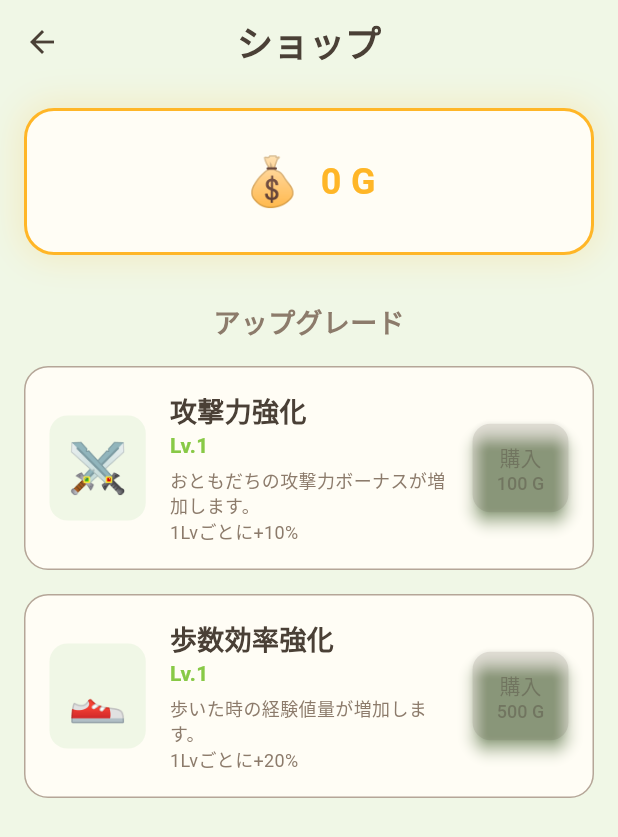
After one commit to Naoki-kubo64/Idle-Egg-Walker, a Flutter app: the screen it shows after launch, after a tap on the "store" icon, on a phone screen of 412 x 824 dp. The commit adds this screen. Shown: the top 837 px of the screen. Run offline on Flutter 3.47's test engine with Material 3 defaults, Android fonts, the phone set to English and light mode, and no system bars; our stand-ins replace flutter_animate, flutter_riverpod, freezed_annotation, google_fonts, permission_handler, shared_preferences; missing offline and left inert: health; generated files the repository leaves out were written again.

Commit message:
feat: ゴールド（通貨）システムとアップグレード（ショップ）機能の実装

```diff
--- a/lib/data/models/player_stats.dart
+++ b/lib/data/models/player_stats.dart
@@ -56,6 +56,16 @@ class PlayerStats with _$PlayerStats {
 
     /// 1日の目標歩数
     @Default(8000) int dailyStepGoal,
+
+    // === 通貨・アップグレード ===
+    /// 所持金 (Gold)
+    @Default(0) int gold,
+
+    /// 攻撃力アップグレードレベル（Lv1 = 1.0倍, Lv2 = 1.1倍...）
+    @Default(1) int attackUpgradeLevel,
+
+    /// 歩数EXPアップグレードレベル（Lv1 = 1.0倍, Lv2 = 1.2倍...）
+    @Default(1) int stepUpgradeLevel,
   }) = _PlayerStats;
 
   factory PlayerStats.fromJson(Map<String, dynamic> json) =>
@@ -80,7 +90,13 @@ class PlayerStats with _$PlayerStats {
   /// おともだちの総攻撃力（タップ時の加算値）
   int get totalAttackPower {
     if (friends.isEmpty) return 0;
-    return friends.fold(0, (sum, monster) => sum + monster.attackPower);
+    final basePower = friends.fold(
+      0,
+      (sum, monster) => sum + monster.attackPower,
+    );
+    // アップグレード補正: Lv1で1.0倍, レベルアップごとに+10%
+    final multiplier = 1.0 + (attackUpgradeLevel - 1) * 0.1;
+    return (basePower * multiplier).toInt();
   }
 
   /// 現在のモンスターが卵かどうか
--- a/lib/presentation/screens/home_screen.dart
+++ b/lib/presentation/screens/home_screen.dart
@@ -13,6 +13,7 @@ import '../widgets/particle_effect.dart';
 import '../widgets/click_effect_overlay.dart';
 import 'dart:math' as math;
 import 'collection_screen.dart';
+import 'upgrade_screen.dart';
 import '../widgets/friend_monster.dart';
 
 /// メインホーム画面
@@ -220,11 +221,12 @@ class _HomeScreenState extends ConsumerState<HomeScreen>
                 color: AppTheme.accentGold,
                 tooltip: '図鑑',
               ),
-              // 設定ボタン
+              // ショップボタン
               IconButton(
-                onPressed: _openSettings,
-                icon: const Icon(Icons.settings_rounded),
-                color: AppTheme.textSecondary,
+                onPressed: _openShop,
+                icon: const Icon(Icons.store_rounded),
+                color: AppTheme.accentPink,
+                tooltip: 'ショップ',
               ),
             ],
           ),
@@ -266,15 +268,11 @@ class _HomeScreenState extends ConsumerState<HomeScreen>
     );
   }
 
-  /// 設定画面を開く
-  void _openSettings() {
-    ScaffoldMessenger.of(context).showSnackBar(
-      SnackBar(
-        content: Text('設定画面は準備中です', style: AppTheme.bodyMedium),
-        backgroundColor: AppTheme.surfaceDark,
-        behavior: SnackBarBehavior.floating,
-        shape: RoundedRectangleBorder(borderRadius: BorderRadius.circular(8)),
-      ),
+  /// ショップ画面を開く
+  void _openShop() {
+    Navigator.push(
+      context,
+      MaterialPageRoute(builder: (context) => const UpgradeScreen()),
     );
   }
 }
--- /dev/null
+++ b/lib/presentation/screens/upgrade_screen.dart
@@ -0,0 +1,204 @@
+import 'package:flutter/material.dart';
+import 'package:flutter_riverpod/flutter_riverpod.dart';
+import '../../core/theme/app_theme.dart';
+import '../../providers/game_notifier.dart';
+
+class UpgradeScreen extends ConsumerWidget {
+  const UpgradeScreen({super.key});
+
+  @override
+  Widget build(BuildContext context, WidgetRef ref) {
+    final state = ref.watch(gameProvider);
+    final notifier = ref.read(gameProvider.notifier);
+
+    return Scaffold(
+      backgroundColor: AppTheme.backgroundLight,
+      appBar: AppBar(
+        title: const Text('ショップ'),
+        backgroundColor: Colors.transparent,
+        elevation: 0,
+      ),
+      body: Padding(
+        padding: const EdgeInsets.all(16.0),
+        child: Column(
+          children: [
+            // 所持金表示
+            Container(
+              padding: const EdgeInsets.symmetric(vertical: 24, horizontal: 16),
+              decoration: BoxDecoration(
+                color: AppTheme.surfaceDark,
+                borderRadius: BorderRadius.circular(20),
+                border: Border.all(color: AppTheme.accentGold, width: 2),
+                boxShadow: [
+                  BoxShadow(
+                    color: AppTheme.accentGold.withValues(alpha: 0.2),
+                    blurRadius: 20,
+                    spreadRadius: 2,
+                  ),
+                ],
+              ),
+              child: Row(
+                mainAxisAlignment: MainAxisAlignment.center,
+                children: [
+                  const Text('💰', style: TextStyle(fontSize: 32)),
+                  const SizedBox(width: 12),
+                  Text(
+                    '${state.gold} G',
+                    style: AppTheme.headlineMedium.copyWith(
+                      color: AppTheme.accentGold,
+                      fontWeight: FontWeight.bold,
+                    ),
+                  ),
+                ],
+              ),
+            ),
+            const SizedBox(height: 32),
+            const Text(
+              'アップグレード',
+              style: TextStyle(
+                color: AppTheme.textSecondary,
+                fontSize: 18,
+                fontWeight: FontWeight.bold,
+              ),
+            ),
+            const SizedBox(height: 16),
+            Expanded(
+              child: ListView(
+                children: [
+                  _buildUpgradeCard(
+                    context: context,
+                    icon: '⚔️',
+                    title: '攻撃力強化',
+                    description: 'おともだちの攻撃力ボーナスが増加します。\n1Lvごとに+10%',
+                    currentLevel: state.attackUpgradeLevel,
+                    cost: notifier.attackUpgradeCost,
+                    canAfford: state.gold >= notifier.attackUpgradeCost,
+                    onPurchase: () {
+                      if (notifier.purchaseAttackUpgrade()) {
+                        _showSuccessEffect(context);
+                      }
+                    },
+                  ),
+                  const SizedBox(height: 16),
+                  _buildUpgradeCard(
+                    context: context,
+                    icon: '👟',
+                    title: '歩数効率強化',
+                    description: '歩いた時の経験値量が増加します。\n1Lvごとに+20%',
+                    currentLevel: state.stepUpgradeLevel,
+                    cost: notifier.stepUpgradeCost,
+                    canAfford: state.gold >= notifier.stepUpgradeCost,
+                    onPurchase: () {
+                      if (notifier.purchaseStepUpgrade()) {
+                        _showSuccessEffect(context);
+                      }
+                    },
+                  ),
+                ],
+              ),
+            ),
+          ],
+        ),
+      ),
+    );
+  }
+
+  Widget _buildUpgradeCard({
+    required BuildContext context,
+    required String icon,
+    required String title,
+    required String description,
+    required int currentLevel,
+    required int cost,
+    required bool canAfford,
+    required VoidCallback onPurchase,
+  }) {
+    return Container(
+      padding: const EdgeInsets.all(16),
+      decoration: BoxDecoration(
+        color: AppTheme.surfaceDark,
+        borderRadius: BorderRadius.circular(16),
+        border: Border.all(
+          color: canAfford ? AppTheme.primaryColor : AppTheme.textMuted,
+          width: 1,
+        ),
+      ),
+      child: Row(
+        children: [
+          Container(
+            padding: const EdgeInsets.all(12),
+            decoration: BoxDecoration(
+              color: AppTheme.backgroundLight,
+              borderRadius: BorderRadius.circular(12),
+            ),
+            child: Text(icon, style: const TextStyle(fontSize: 32)),
+          ),
+          const SizedBox(width: 16),
+          Expanded(
+            child: Column(
+              crossAxisAlignment: CrossAxisAlignment.start,
+              children: [
+                Text(
+                  title,
+                  style: const TextStyle(
+                    color: AppTheme.textPrimary,
+                    fontSize: 18,
+                    fontWeight: FontWeight.bold,
+                  ),
+                ),
+                Text(
+                  'Lv.$currentLevel',
+                  style: TextStyle(
+                    color: AppTheme.primaryColor,
+                    fontWeight: FontWeight.bold,
+                  ),
+                ),
+                const SizedBox(height: 4),
+                Text(
+                  description,
+                  style: const TextStyle(
+                    color: AppTheme.textSecondary,
+                    fontSize: 12,
+                  ),
+                ),
+              ],
+            ),
+          ),
+          const SizedBox(width: 8),
+          ElevatedButton(
+            onPressed: canAfford ? onPurchase : null,
+            style: ElevatedButton.styleFrom(
+              backgroundColor: canAfford ? AppTheme.primaryColor : Colors.grey,
+              foregroundColor: Colors.white,
+              padding: const EdgeInsets.symmetric(horizontal: 16, vertical: 12),
+              shape: RoundedRectangleBorder(
+                borderRadius: BorderRadius.circular(12),
+              ),
+            ),
+            child: Column(
+              children: [
+                const Text('購入'),
+                Text('$cost G', style: const TextStyle(fontSize: 12)),
+              ],
+            ),
+          ),
+        ],
+      ),
+    );
+  }
+
+  void _showSuccessEffect(BuildContext context) {
+    ScaffoldMessenger.of(context).showSnackBar(
+      SnackBar(
+        content: const Text(
+          'アップグレードしました！',
+          style: TextStyle(color: Colors.white),
+        ),
+        backgroundColor: AppTheme.secondaryColor,
+        behavior: SnackBarBehavior.floating,
+        duration: const Duration(milliseconds: 1000),
+        shape: RoundedRectangleBorder(borderRadius: BorderRadius.circular(8)),
+      ),
+    );
+  }
+}
--- a/lib/presentation/widgets/stats_panel.dart
+++ b/lib/presentation/widgets/stats_panel.dart
@@ -9,10 +9,7 @@ import '../../data/models/player_stats.dart';
 class StatsPanel extends StatelessWidget {
   final PlayerStats stats;
 
-  const StatsPanel({
-    super.key,
-    required this.stats,
-  });
+  const StatsPanel({super.key, required this.stats});
 
   @override
   Widget build(BuildContext context) {
@@ -44,6 +41,13 @@ class StatsPanel extends StatelessWidget {
           ),
           _buildDivider(),
           _buildStatItem(
+            icon: '💰',
+            label: 'Gold',
+            value: _formatNumber(stats.gold.toDouble()),
+            color: Colors.amber,
+          ),
+          _buildDivider(),
+          _buildStatItem(
             icon: '👣',
             label: '歩数',
             value: _formatNumber(stats.totalSteps.toDouble()),
@@ -66,10 +70,7 @@ class StatsPanel extends StatelessWidget {
           ),
         ],
       ),
-    )
-    .animate()
-    .fadeIn(duration: 500.ms)
-    .slideY(begin: 0.2, duration: 500.ms);
+    ).animate().fadeIn(duration: 500.ms).slideY(begin: 0.2, duration: 500.ms);
   }
 
   Widget _buildStatItem({
@@ -82,10 +83,7 @@ class StatsPanel extends StatelessWidget {
     return Column(
       mainAxisSize: MainAxisSize.min,
       children: [
-        Text(
-          icon,
-          style: const TextStyle(fontSize: 20),
-        )
+        Text(icon, style: const TextStyle(fontSize: 20))
             .animate(onPlay: (c) => c.repeat())
             .scale(
               begin: const Offset(1.0, 1.0),
@@ -106,7 +104,8 @@ class StatsPanel extends StatelessWidget {
           style: AppTheme.titleLarge.copyWith(
             color: color,
             fontWeight: FontWeight.bold,
-            shadows: isHighlighted
+            shadows:
+                isHighlighted
                     ? [
                       Shadow(
                         color: color.withValues(alpha: 0.5),
--- a/lib/providers/game_notifier.dart
+++ b/lib/providers/game_notifier.dart
@@ -94,11 +94,20 @@ class GameNotifier extends Notifier<PlayerStats> {
     });
   }
 
-  // 秒間の自動ダメージ（おともだち効果）
+  // 秒間の自動ダメージ（おともだち効果）& ゴールド獲得
   void _addAutoExp() {
     final damage = state.totalAttackPower.toDouble() * 0.5; // 1秒あたり攻撃力の50%
-    if (damage > 0) {
-      _addDamageToEgg(damage);
+
+    // ゴールド獲得: おともだち1体につき1G
+    final goldEarned = state.friendCount;
+
+    if (damage > 0 || goldEarned > 0) {
+      if (damage > 0) {
+        _addDamageToEgg(damage);
+      }
+      if (goldEarned > 0) {
+        state = state.copyWith(gold: state.gold + goldEarned);
+      }
     }
   }
 
@@ -108,15 +117,18 @@ class GameNotifier extends Notifier<PlayerStats> {
     final damage = GameConstants.expPerTap + state.totalAttackPower;
 
     state = state.copyWith(totalTaps: state.totalTaps + 1);
-    _addDamageToEgg(damage);
+    _addDamageToEgg(damage); // totalAttackPower内で倍率適用済み
   }
 
   /// 歩数を追加（おともだち育成 -> 卵割りパワーに変更）
   void addSteps(int steps) {
     if (steps <= 0) return;
 
+    // 歩数EXP倍率: Lv1で1.0倍, レベルアップごとに+20%
+    final multiplier = 1.0 + (state.stepUpgradeLevel - 1) * 0.2;
+
     // UI表示用に歩数Expを加算
-    final expFromSteps = steps * GameConstants.expPerStep;
+    final expFromSteps = steps * GameConstants.expPerStep * multiplier;
 
     state = state.copyWith(
       totalSteps: state.totalSteps + steps,
@@ -125,6 +137,46 @@ class GameNotifier extends Notifier<PlayerStats> {
 
     // 歩数も卵へのダメージとして扱う
     _addDamageToEgg(expFromSteps);
+  }
+
+  // === アップグレード関連 ===
+
+  /// 攻撃力アップグレードのコスト計算
+  int get attackUpgradeCost {
+    // 基本100G, レベルごとに1.5倍
+    return (100 * pow(1.5, state.attackUpgradeLevel - 1)).toInt();
+  }
+
+  /// 歩数効率アップグレードのコスト計算
+  int get stepUpgradeCost {
+    // 基本500G, レベルごとに1.5倍
+    return (500 * pow(1.5, state.stepUpgradeLevel - 1)).toInt();
+  }
+
+  /// 攻撃力アップグレード購入
+  bool purchaseAttackUpgrade() {
+    final cost = attackUpgradeCost;
+    if (state.gold >= cost) {
+      state = state.copyWith(
+        gold: state.gold - cost,
+        attackUpgradeLevel: state.attackUpgradeLevel + 1,
+      );
+      return true;
+    }
+    return false;
+  }
+
+  /// 歩数効率アップグレード購入
+  bool purchaseStepUpgrade() {
+    final cost = stepUpgradeCost;
+    if (state.gold >= cost) {
+      state = state.copyWith(
+        gold: state.gold - cost,
+        stepUpgradeLevel: state.stepUpgradeLevel + 1,
+      );
+      return true;
+    }
+    return false;
   }
 
   /// 卵の孵化処理（ガチャ＆リセット）
@@ -158,6 +210,7 @@ class GameNotifier extends Notifier<PlayerStats> {
       friends: updatedFriends,
       discoveredMonsterIds: discoveredIds,
       collectionCatalog: catalog,
+      // gold, upgradeLevel等は維持
     );
   }
 
```
Lines whose indentation alone changed are shown as unchanged.
